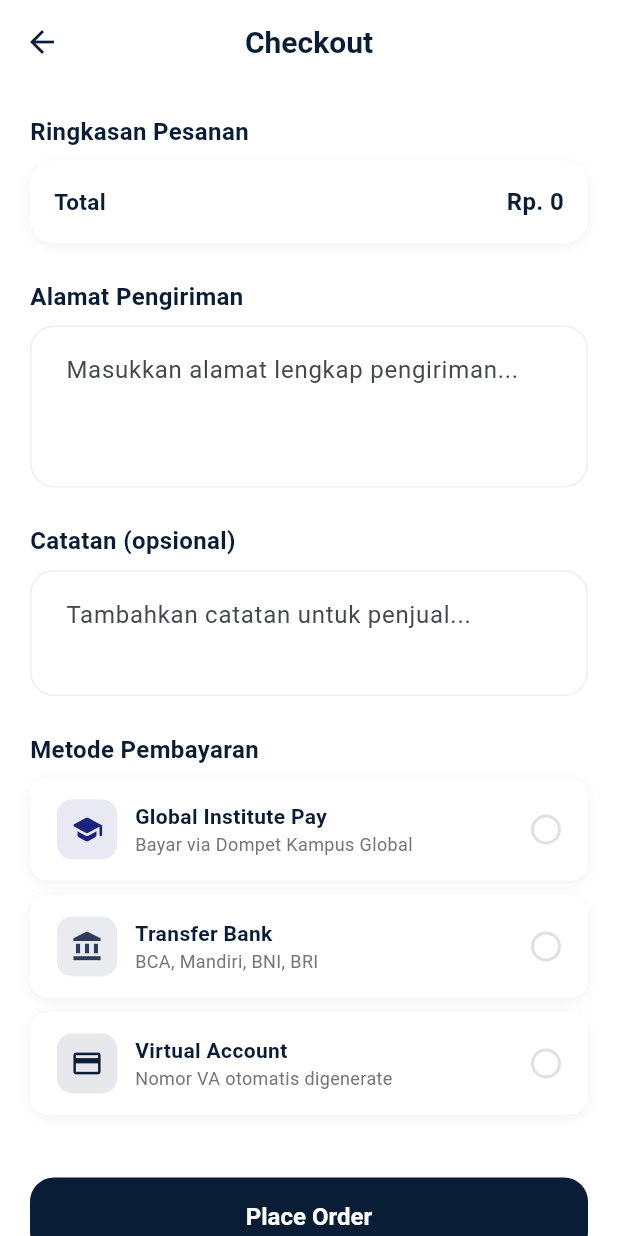
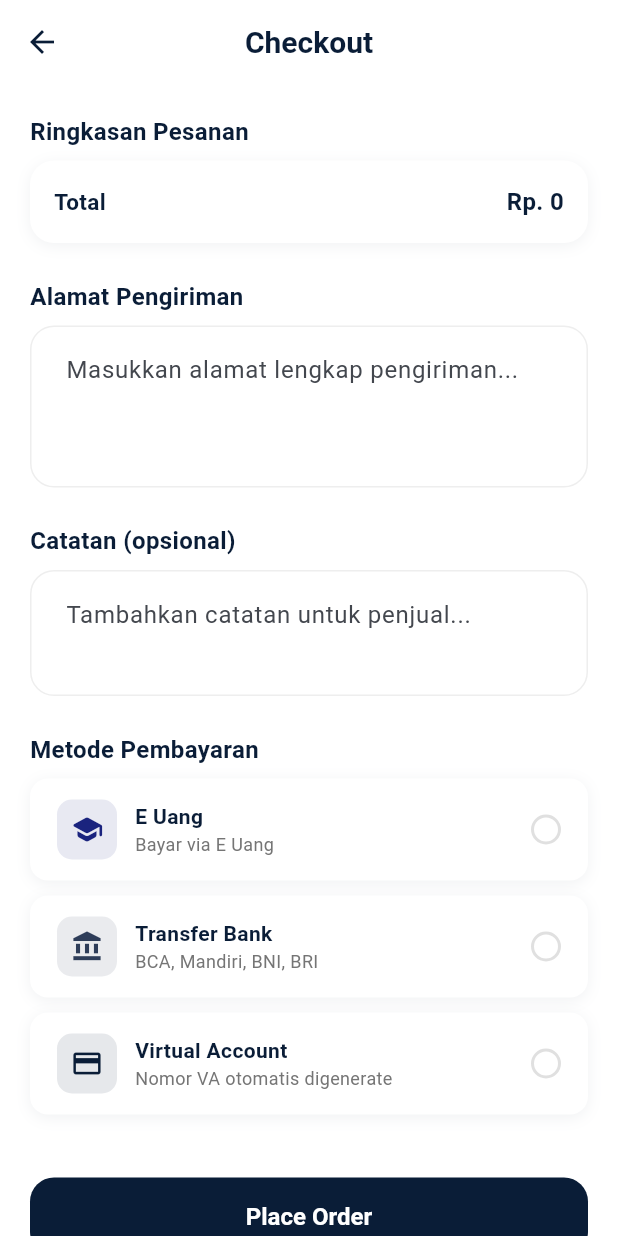
Before and after one commit to damarbagas-234/toko_jaket_1123150107, a Flutter app: the CheckoutPage screen opened by its route, on a phone screen of 412 x 824 dp. Run offline on Flutter 3.47's test engine with Material 3 defaults, Android fonts, the phone set to English and light mode, and no system bars; our stand-ins replace app_links, dio, email_validator, equatable, firebase_auth, firebase_core and 3 more; accounts and stored records are empty.

Commit message:
mengganti label metode pembayaran menjadi e uang

```diff
--- a/lib/features/cart/presentation/pages/checkout_page.dart
+++ b/lib/features/cart/presentation/pages/checkout_page.dart
@@ -22,8 +22,8 @@ class _CheckoutPageState extends State<CheckoutPage> {
   static const List<_PaymentOption> _paymentOptions = [
     _PaymentOption(
       value: 'global_institute_pay',
-      label: 'Global Institute Pay',
-      subtitle: 'Bayar via Dompet Kampus Global',
+      label: 'E Uang',
+      subtitle: 'Bayar via E Uang',
       icon: Icons.school_rounded,
       iconColor: Color(0xFF1A237E),
     ),
```
